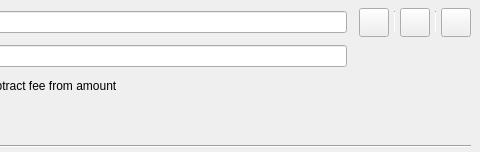
Before: the Qt Designer form src/qt/forms/sendcoinsentry.ui in Hydra-Chain/node, drawn with Qt 5; both pictures show x 249 to 729 and y 0 to 152 of the 729 by 152 pixel window.
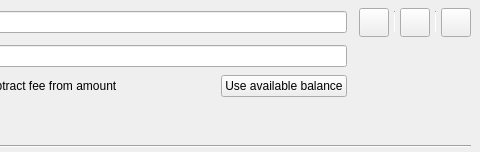
After: the same form once the commit is applied. Icons and pictures are not drawn. Custom widgets are drawn as their Qt base class.

```diff
--- a/src/qt/forms/sendcoinsentry.ui
+++ b/src/qt/forms/sendcoinsentry.ui
@@ -90,6 +90,13 @@
         </property>
        </widget>
       </item>
+      <item>
+       <widget class="QPushButton" name="useAvailableBalanceButton">
+        <property name="text">
+         <string>Use available balance</string>
+        </property>
+       </widget>
+      </item>
      </layout>
     </item>
     <item row="1" column="1">
```
